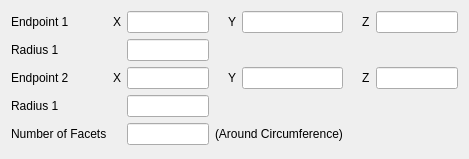
The window that ThanuvaUi/Form/CylinderWidget.ui (spoosanthiram/Thanuva) describes before a commit, drawn with Qt 5.
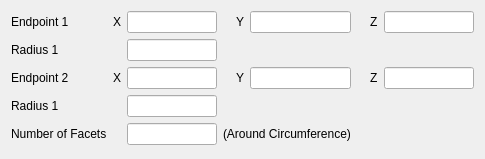
The same window after the commit.

Commit message: Cylinder model object and dialog are in good shape.

The edit to the form file:
```diff
--- a/ThanuvaUi/Form/CylinderWidget.ui
+++ b/ThanuvaUi/Form/CylinderWidget.ui
@@ -29,7 +29,14 @@
     </widget>
    </item>
    <item row="0" column="2">
-    <widget class="QLineEdit" name="endpoint1XLineEdit"/>
+    <widget class="QLineEdit" name="endpoint1XLineEdit">
+     <property name="minimumSize">
+      <size>
+       <width>90</width>
+       <height>0</height>
+      </size>
+     </property>
+    </widget>
    </item>
    <item row="0" column="3">
     <layout class="QHBoxLayout" name="horizontalLayout">
@@ -57,7 +64,14 @@
       </widget>
      </item>
      <item>
-      <widget class="QLineEdit" name="endpoint1YLineEdit"/>
+      <widget class="QLineEdit" name="endpoint1YLineEdit">
+       <property name="minimumSize">
+        <size>
+         <width>90</width>
+         <height>0</height>
+        </size>
+       </property>
+      </widget>
      </item>
     </layout>
    </item>
@@ -87,7 +101,14 @@
       </widget>
      </item>
      <item>
-      <widget class="QLineEdit" name="endpoint1ZLineEdit"/>
+      <widget class="QLineEdit" name="endpoint1ZLineEdit">
+       <property name="minimumSize">
+        <size>
+         <width>90</width>
+         <height>0</height>
+        </size>
+       </property>
+      </widget>
      </item>
     </layout>
    </item>
```
The commit also changes 11 other files.
